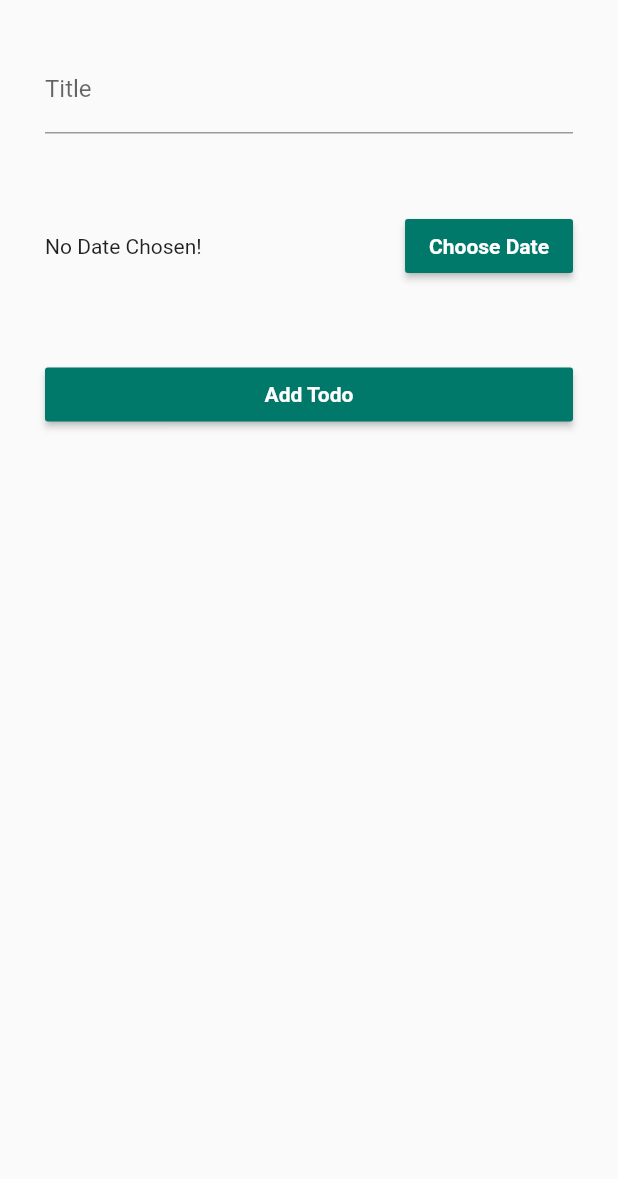
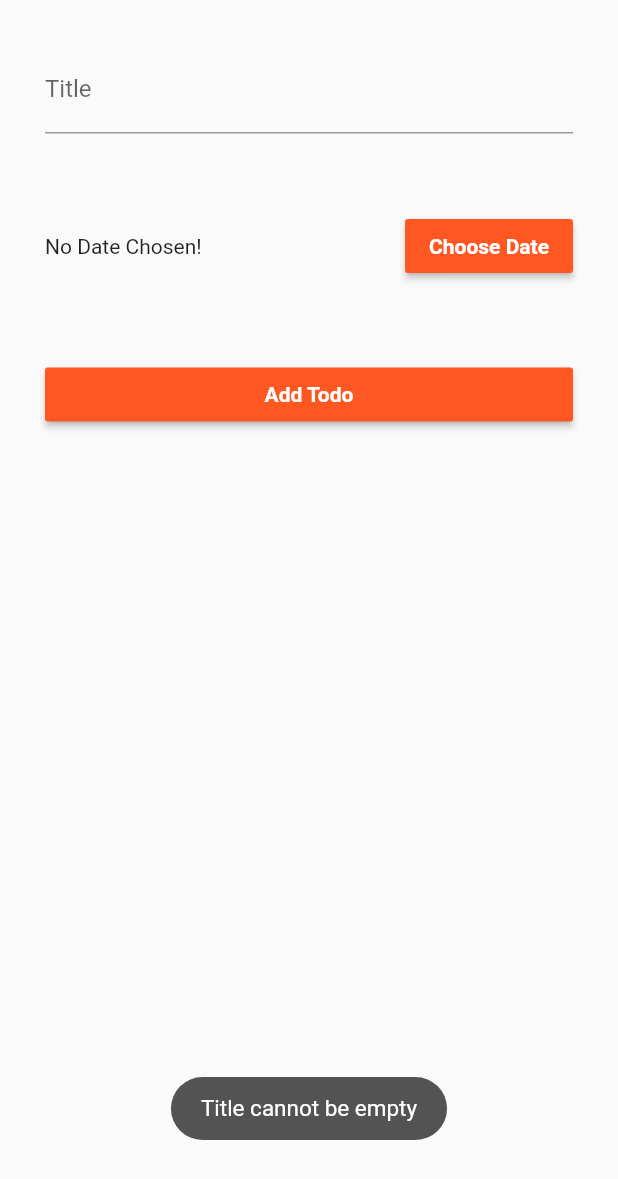
Before and after one commit to balamurugesan1/ToDo-App, a Flutter app: the NewTodo widget shown alone on an empty page, opened directly with empty values, after a tap on "Add Todo", on a phone screen of 412 x 824 dp. Shown: the top 1179 px of the screen. Run offline on Flutter 3.47's test engine with Material 2 defaults, Android fonts, the phone set to English and light mode, and no system bars; our stand-ins replace get, sqflite, toast; accounts and stored records are empty.

Commit message:
first apk version

```diff
--- a/lib/providers/todo_provider.dart
+++ b/lib/providers/todo_provider.dart
@@ -14,14 +14,14 @@ class TodoProvider extends ChangeNotifier {
   ThemeData _selectedTheme;
   ThemeData light = ThemeData.light().copyWith(
       appBarTheme: AppBarTheme(
-        color: Colors.teal[700],
+        color: Colors.deepOrange,
         titleSpacing: 5.0,
         centerTitle: true,
       ),
-      primaryColor: Colors.teal[700],
-      accentColor: Colors.teal[700],
+      primaryColor: Colors.deepOrange,
+      accentColor: Colors.deepOrange,
       floatingActionButtonTheme:
-          FloatingActionButtonThemeData(backgroundColor: Colors.teal[700]));
+          FloatingActionButtonThemeData(backgroundColor: Colors.deepOrange));
   //dark theme
   ThemeData dark = ThemeData.dark().copyWith(
       appBarTheme: AppBarTheme(
@@ -68,21 +68,11 @@ class TodoProvider extends ChangeNotifier {
     isLoading = true;
     todoListItems = [];
     final dataList = await DBHelper.getData('user_todo');
-    // print('Pressed $dataList');
     dataList.forEach((element) {
       todoListItems.add(Todos(
           id: element['id'], title: element['title'], date: element['date'].toString()
-          // date: DateTime.fromMillisecondsSinceEpoch(
-          //     int.parse(element['date'].toString())
-
-          //     )
           ));
     });
-    // print(todoListItems);
-    // _todoListItems = dataList
-    //     .map((item) =>
-    //         Todos(id: item['id'], title: item['title'], date: item['date']))
-    //     .toList();
     isLoading = false;
     notifyListeners();
   }
--- a/lib/screens/HomePage.dart
+++ b/lib/screens/HomePage.dart
@@ -39,7 +39,7 @@ class _HomePageState extends State<HomePage> {
 
   void _openModelBottomSheet(BuildContext ctx) {
     showModalBottomSheet(
-      barrierColor: Colors.teal.withOpacity(0.2),
+      barrierColor: Colors.deepOrange.withOpacity(0.2),
       shape: RoundedRectangleBorder(
         borderRadius: BorderRadius.only(
           topLeft: Radius.circular(20),
@@ -70,7 +70,7 @@ class _HomePageState extends State<HomePage> {
             DrawerHeader(
               child: Center(child: Text('My Todos', style: TextStyle(color: Colors.white, fontSize: 20.0))),
               decoration: BoxDecoration(
-                color: Colors.teal,
+                color: Colors.deepOrange
               ),
             ),
             ListTile(
@@ -121,7 +121,6 @@ class _HomePageState extends State<HomePage> {
                 TodoProvider themeProvider =
                     Provider.of<TodoProvider>(context, listen: false);
                 themeProvider.swapTheme();
-                print('hello');
               })
         ],
         title: Text(
--- a/lib/screens/NewTodo.dart
+++ b/lib/screens/NewTodo.dart
@@ -2,6 +2,7 @@
 import 'package:flutter/material.dart';
 import 'package:intl/intl.dart';
 import 'package:provider/provider.dart';
+import 'package:toast/toast.dart';
 
 //provider file
 import '../providers/todo_provider.dart';
@@ -18,13 +19,11 @@ class _NewTodoState extends State<NewTodo> {
   DateTime _selectedDate;
 
   void _submitData() {
-    print('Flutter');
     final entertedTitle = _titleController.text;
     if (entertedTitle.isEmpty || _selectedDate == null) {
       return;
     }
     widget.addTd(entertedTitle, _selectedDate);
-    print('Hello');
     Navigator.of(context).pop();
   }
 
@@ -74,7 +73,7 @@ class _NewTodoState extends State<NewTodo> {
                     onPressed: () {
                       _presentDatePicker();
                     },
-                    color: Colors.teal[700],
+                    color: Colors.deepOrange,
                     child: Text(
                       'Choose Date',
                       style: TextStyle(
@@ -91,20 +90,24 @@ class _NewTodoState extends State<NewTodo> {
               children: [
                 RaisedButton(
                   onPressed: () {
-                    Provider.of<TodoProvider>(context, listen: false).addTodos(
-                        DateTime.now().toString(),
-                        _titleController.text,
-                        _selectedDate);
-                    _submitData();
-                    Provider.of<TodoProvider>(context, listen: false)
-                        .getTodos();
+                    if (_titleController.text == "") {
+                      Toast.show("Title cannot be empty", context);
+                    } else {
+                      Provider.of<TodoProvider>(context, listen: false)
+                          .addTodos(DateTime.now().toString(),
+                              _titleController.text, _selectedDate);
+                      // _submitData();
+                      Provider.of<TodoProvider>(context, listen: false)
+                          .getTodos();
+                          Navigator.of(context).pop();
+                    }
                   },
                   child: Text(
                     'Add Todo',
                     style: TextStyle(
                         color: Colors.white, fontWeight: FontWeight.bold),
                   ),
-                  color: Colors.teal[700],
+                  color: Colors.deepOrange,
                 ),
               ],
             )
--- a/pubspec.yaml
+++ b/pubspec.yaml
@@ -29,6 +29,7 @@ dependencies:
   path_provider: ^1.6.27
   path: ^1.7.0
   provider: ^4.3.3
+  toast: ^0.1.5
 
   # The following adds the Cupertino Icons font to your application.
   # Use with the CupertinoIcons class for iOS style icons.
```
Also changed, not shown: lib/screens/TodoList.dart (+13 -12 lines), pubspec.lock.
